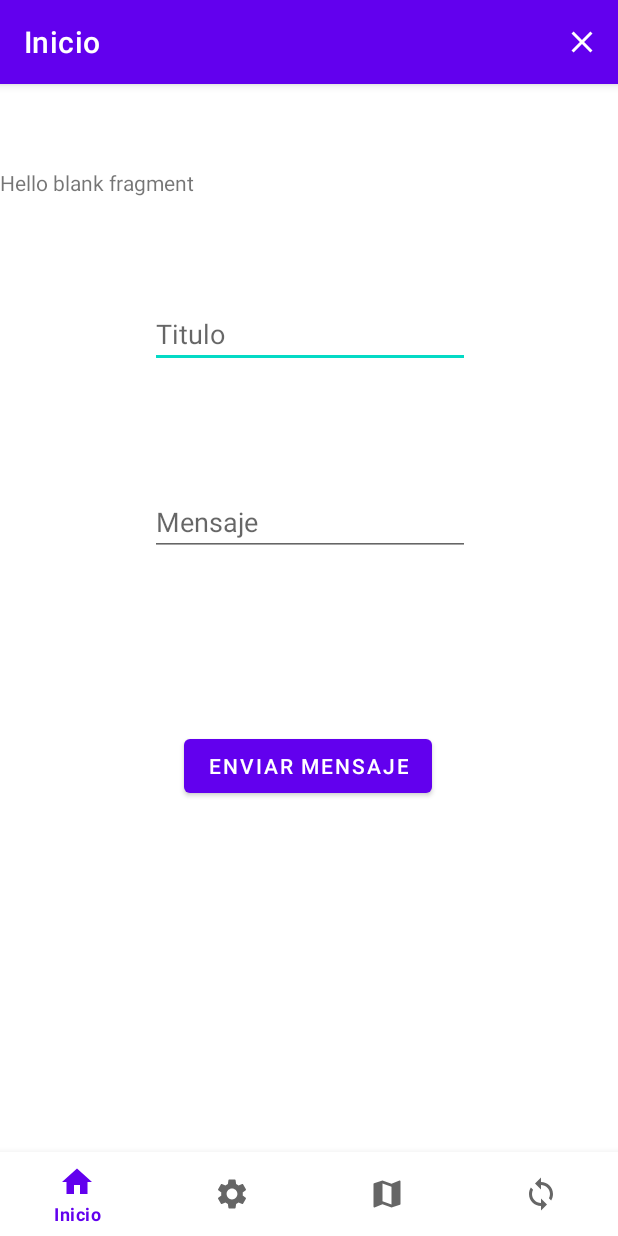
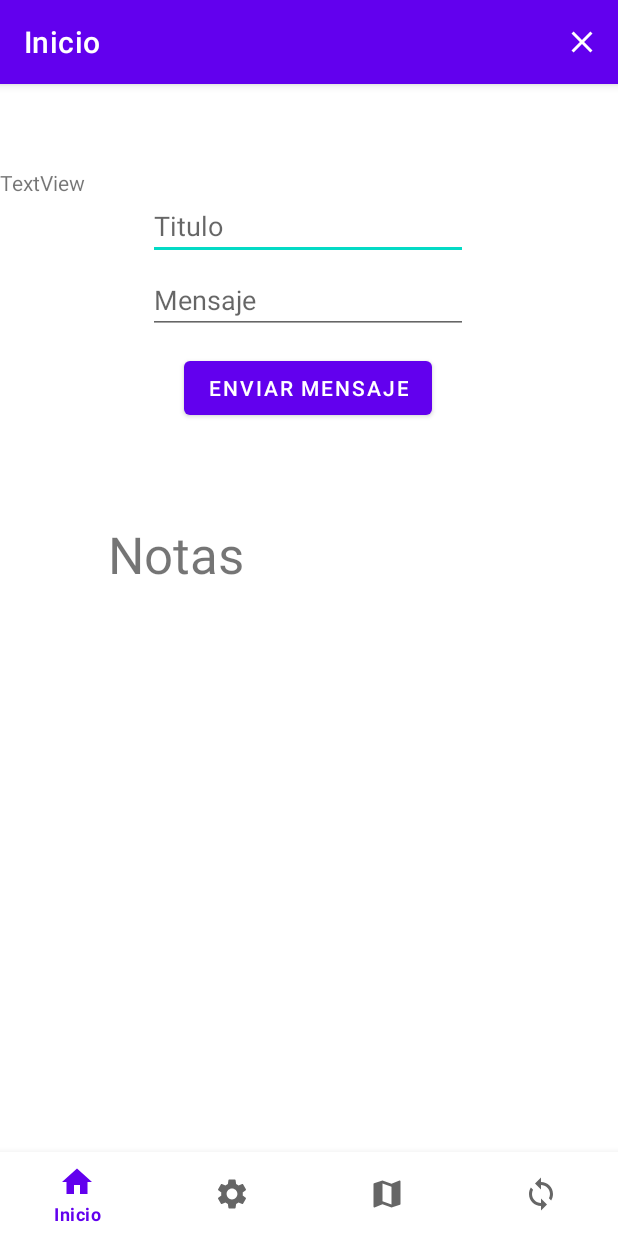
Before and after one commit to VictorG222/Android-UwU-con-Java, an Android app: the screen it shows after launch once a user with an empty profile is signed in (Home), on a phone screen of 412 x 824 dp. Run offline under Robolectric (Android 15) with nearby library versions, the phone set to English and light mode, and no system bars; our stand-ins replace Firebase (no records; nobody signed in at launch, a user with empty details on screens opened directly), navigation-ui.

Commit message:
Consumo de API con Retrofit2 #4 - Android Studio

```diff
--- a/App193/app/src/main/java/com/victor/app193/ButtonNavigation/Fragments/Inicio.java
+++ b/App193/app/src/main/java/com/victor/app193/ButtonNavigation/Fragments/Inicio.java
@@ -1,11 +1,13 @@
 package com.victor.app193.ButtonNavigation.Fragments;
 
+import android.os.Build;
 import android.os.Bundle;
 import androidx.appcompat.app.AppCompatDialogFragment;
 
 
 
 import androidx.fragment.app.Fragment;
+import androidx.fragment.app.FragmentTransaction;
 
 import android.util.Log;
 import android.view.LayoutInflater;
@@ -13,6 +15,7 @@ import android.view.View;
 import android.view.ViewGroup;
 import android.widget.Button;
 import android.widget.EditText;
+import android.widget.TextView;
 import android.widget.Toast;
 
 import com.victor.app193.HttpRequest.API;
@@ -21,6 +24,8 @@ import com.victor.app193.HttpRequest.Request.NoteSchema;
 import com.victor.app193.HttpRequest.Response.Notes;
 import com.victor.app193.HttpRequest.Response.SQL;
 import com.victor.app193.R;
+
+import java.util.Arrays;
 
 import retrofit2.Call;
 import retrofit2.Callback;
@@ -32,6 +37,7 @@ import retrofit2.converter.gson.GsonConverterFactory;
 public class Inicio extends Fragment {
 
     EditText textoTitulo, textoMensajeEnviado;
+    TextView tituloNota, descripcionNota;
     Button botonEnviarMensaje;
     View view;
     API api = new API();
@@ -42,15 +48,18 @@ public class Inicio extends Fragment {
         // Inflate the layout for this fragment
         view = inflater.inflate(R.layout.fragment_inicio, container, false);
 
-        setNote("Titulo","Mensaje");
+//        setNote("Titulo","Mensaje");
 
 
 
         textoTitulo = view.findViewById(R.id.txtTitulo);
         textoMensajeEnviado = view.findViewById(R.id.txtMensajeEnviado);
+        tituloNota = view.findViewById(R.id.txtTituloNota);
+        descripcionNota = view.findViewById(R.id.txtTituloNota);
+
         botonEnviarMensaje = view.findViewById(R.id.btnEnviarMensaje);
 
-
+        obtenerMensaje();
 
 
 
@@ -102,31 +111,76 @@ public class Inicio extends Fragment {
         }
     }
 
-    private void setNote(String sTitle, String sMessage) {
+//    private void setNote(String sTitle, String sMessage) {
+//        try {
+//            Retrofit retrofit = new Retrofit.Builder()
+//                    .baseUrl(api.getURL())
+//                    .addConverterFactory((GsonConverterFactory.create()))
+//                    .build();
+//            ApiService apiService = retrofit.create(ApiService.class);
+//            NoteSchema noteSchema = new NoteSchema(sTitle, sMessage);
+//            Call<SQL> call = apiService.addNote(noteSchema);
+//            call.enqueue(new Callback<SQL>() {
+//                @Override
+//                public void onResponse(Call<SQL> call, Response<SQL> response) {
+//                    if(!response.isSuccessful()){
+//                        Log.d("notes", "onResponse: " + response.code());
+//                        return;
+//                    } else{
+//                        // Obtenemos la respuesta en un array
+//                        SQL notes = response.body();
+//
+//                        Toast.makeText(getContext(), "Eiiiiiiiii", Toast.LENGTH_SHORT).show();
+//                        Log.d("notes", "Eiiiiiiiiii");
+//                    }
+//                }
+//                @Override
+//                public void onFailure(Call<SQL> call, Throwable t) {
+//                    Log.d("notes", "onFailure: " + t.getMessage());
+//                }
+//            });
+//        } catch (Exception e) {
+//            Log.d("notes", "Catch: " + e.getMessage());
+//        }
+//    }
+
+    private void obtenerMensaje() {
         try {
             Retrofit retrofit = new Retrofit.Builder()
                     .baseUrl(api.getURL())
                     .addConverterFactory((GsonConverterFactory.create()))
                     .build();
             ApiService apiService = retrofit.create(ApiService.class);
-            NoteSchema noteSchema = new NoteSchema(sTitle, sMessage);
-            Call<SQL> call = apiService.addNote(noteSchema);
-            call.enqueue(new Callback<SQL>() {
+            Call<Notes[]> call = apiService.getNotes();
+            call.enqueue(new Callback<Notes[]>() {
                 @Override
-                public void onResponse(Call<SQL> call, Response<SQL> response) {
+                public void onResponse(Call<Notes[]> call, Response<Notes[]> response) {
                     if(!response.isSuccessful()){
-                        Log.d("notes", "onResponse: " + response.code());
+                        Log.d("notes", "onResponse:" + response.code());
                         return;
                     } else{
                         // Obtenemos la respuesta en un array
-                        SQL notes = response.body();
+                        Notes[] notes = response.body();
+                        Log.d("getNotas", ""+ notes.length);
 
-                        Toast.makeText(getContext(), "Eiiiiiiiii", Toast.LENGTH_SHORT).show();
-                        Log.d("notes", "Eiiiiiiiiii");
+
+                        for (int i=0; i< notes.length; i++){
+//                            Notes notes = response.body()[i].getTitulo();
+//                            Log.d("getNotas", ""+ notes);
+//                            tituloNota.setText(notes[i].getTitulo());
+//                            descripcionNota.setText(notes[i].getMensaje());
+                            Log.d("getNotas", ""+ notes[i].getTitulo());
+                            Log.d("getNotas", ""+ notes[i].getMensaje());
+
+
+                        }
+
+
+
                     }
                 }
                 @Override
-                public void onFailure(Call<SQL> call, Throwable t) {
+                public void onFailure(Call<Notes[]> call, Throwable t) {
                     Log.d("notes", "onFailure: " + t.getMessage());
                 }
             });
@@ -134,4 +188,7 @@ public class Inicio extends Fragment {
             Log.d("notes", "Catch: " + e.getMessage());
         }
     }
+
+
+
 }
--- a/App193/app/src/main/java/com/victor/app193/ButtonNavigation/Home.java
+++ b/App193/app/src/main/java/com/victor/app193/ButtonNavigation/Home.java
@@ -1,5 +1,6 @@
 package com.victor.app193.ButtonNavigation;
 
+import android.app.AlertDialog;
 import android.app.AlertDialog;
 import android.content.DialogInterface;
 import android.content.Intent;
--- a/App193/app/src/main/res/layout/fragment_inicio.xml
+++ b/App193/app/src/main/res/layout/fragment_inicio.xml
@@ -8,19 +8,11 @@
 
     <!-- TODO: Update blank fragment layout -->
 
-    <TextView
-        android:id="@+id/textView6"
-        android:layout_width="match_parent"
-        android:layout_height="match_parent"
-        android:text="@string/hello_blank_fragment"
-        tools:layout_editor_absoluteX="0dp"
-        tools:layout_editor_absoluteY="16dp" />
-
     <Button
         android:id="@+id/btnEnviarMensaje"
         android:layout_width="wrap_content"
         android:layout_height="wrap_content"
-        android:layout_marginTop="116dp"
+        android:layout_marginTop="12dp"
         android:text="Enviar mensaje"
         app:layout_constraintEnd_toEndOf="parent"
         app:layout_constraintHorizontal_bias="0.497"
@@ -31,12 +23,12 @@
         android:id="@+id/txtTitulo"
         android:layout_width="wrap_content"
         android:layout_height="wrap_content"
-        android:layout_marginTop="88dp"
+        android:layout_marginTop="16dp"
         android:ems="10"
         android:hint="Titulo"
         android:inputType="textPersonName"
         app:layout_constraintEnd_toEndOf="parent"
-        app:layout_constraintHorizontal_bias="0.502"
+        app:layout_constraintHorizontal_bias="0.497"
         app:layout_constraintStart_toStartOf="parent"
         app:layout_constraintTop_toTopOf="parent" />
 
@@ -44,13 +36,39 @@
         android:id="@+id/txtMensajeEnviado"
         android:layout_width="wrap_content"
         android:layout_height="wrap_content"
-        android:layout_marginTop="80dp"
+        android:layout_marginTop="4dp"
         android:ems="10"
         android:hint="Mensaje"
         android:inputType="textPersonName"
         app:layout_constraintEnd_toEndOf="parent"
-        app:layout_constraintHorizontal_bias="0.502"
+        app:layout_constraintHorizontal_bias="0.497"
         app:layout_constraintStart_toStartOf="parent"
         app:layout_constraintTop_toBottomOf="@+id/txtTitulo" />
 
+    <TextView
+        android:id="@+id/textView5"
+        android:layout_width="wrap_content"
+        android:layout_height="wrap_content"
+        android:layout_marginTop="64dp"
+        android:text="Notas"
+        android:textSize="34sp"
+        app:layout_constraintEnd_toEndOf="parent"
+        app:layout_constraintHorizontal_bias="0.224"
+        app:layout_constraintStart_toStartOf="parent"
+        app:layout_constraintTop_toBottomOf="@+id/btnEnviarMensaje" />
+
+    <TextView
+        android:id="@+id/txtTituloNota"
+        android:layout_width="wrap_content"
+        android:layout_height="wrap_content"
+        tools:layout_editor_absoluteX="72dp"
+        tools:layout_editor_absoluteY="298dp" />
+
+    <TextView
+        android:layout_width="wrap_content"
+        android:layout_height="wrap_content"
+        android:text="TextView"
+        tools:layout_editor_absoluteX="74dp"
+        tools:layout_editor_absoluteY="339dp" />
+
 </androidx.constraintlayout.widget.ConstraintLayout>
```
Also changed, not shown: App193/app/src/main/java/com/victor/app193/HttpRequest/Response/Notes.java (+6 -6 lines).
